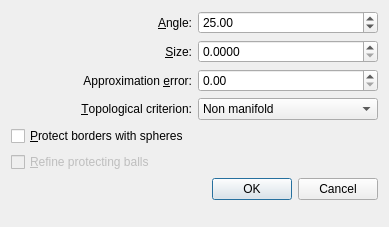
First picture: the form in Polyhedron/demo/Polyhedron/Remeshing_dialog.ui, repository CGAL/cgal, before the edit.
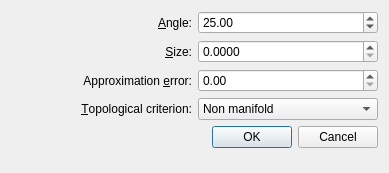
Second picture: the form after the edit.

Commit message: - Remove in trunk/Polyhedron/demo/Polyhedron/ the bits about protecting spheres. The experimental code will now be in branches/experimental-packages/Mesh_3-protecting_balls-branch/.

```diff
--- a/Polyhedron/demo/Polyhedron/Remeshing_dialog.ui
+++ b/Polyhedron/demo/Polyhedron/Remeshing_dialog.ui
@@ -7,7 +7,7 @@
     <x>0</x>
     <y>0</y>
     <width>389</width>
-    <height>227</height>
+    <height>173</height>
    </rect>
   </property>
   <property name="windowTitle">
@@ -112,23 +112,6 @@
      </item>
     </layout>
    </item>
-   <item>
-    <widget class="QCheckBox" name="protect">
-     <property name="text">
-      <string>&amp;Protect borders with spheres</string>
-     </property>
-    </widget>
-   </item>
-   <item>
-    <widget class="QCheckBox" name="refine_balls">
-     <property name="enabled">
-      <bool>false</bool>
-     </property>
-     <property name="text">
-      <string>&amp;Refine protecting balls</string>
-     </property>
-    </widget>
-   </item>
    <item>
     <widget class="QDialogButtonBox" name="buttonBox">
      <property name="orientation">
```
Left out of the diff: 16 changed lines with no effect on the pictures. The commit also changes 7 other files.
